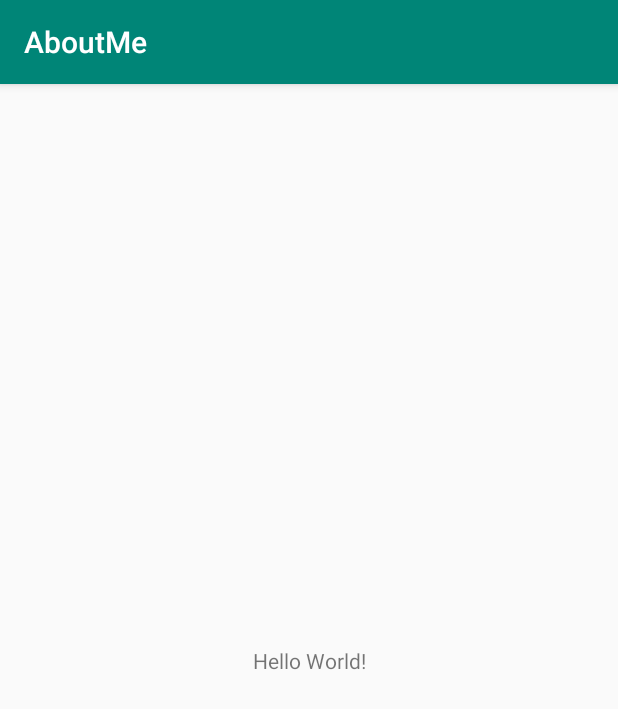
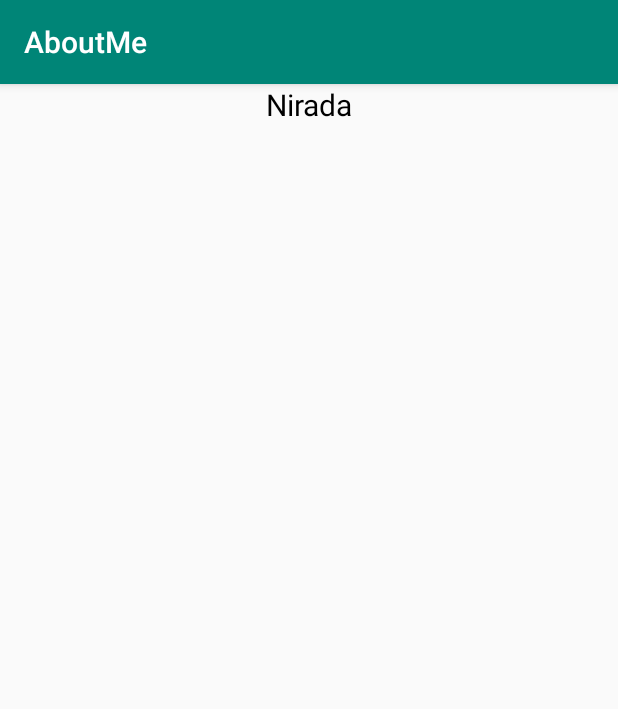
Before and after one commit to NiradaSukchit/AboutMe, an Android app: the screen it shows after launch (MainActivity), on a phone screen of 412 x 824 dp. Shown: the top 709 px of the screen. Run offline under Robolectric (Android 15) with nearby library versions, the phone set to English and light mode, and no system bars.

Commit message:
Add Author

```diff
--- a/app/src/main/res/layout/activity_main.xml
+++ b/app/src/main/res/layout/activity_main.xml
@@ -1,19 +1,16 @@
 <?xml version="1.0" encoding="utf-8"?>
-<androidx.constraintlayout.widget.ConstraintLayout
+<LinearLayout
         xmlns:android="http://schemas.android.com/apk/res/android"
         xmlns:tools="http://schemas.android.com/tools"
         xmlns:app="http://schemas.android.com/apk/res-auto"
         android:layout_width="match_parent"
         android:layout_height="match_parent"
+        android:orientation="vertical"
         tools:context=".MainActivity">
 
     <TextView
-            android:layout_width="wrap_content"
-            android:layout_height="wrap_content"
-            android:text="Hello World!"
-            app:layout_constraintBottom_toBottomOf="parent"
-            app:layout_constraintLeft_toLeftOf="parent"
-            app:layout_constraintRight_toRightOf="parent"
-            app:layout_constraintTop_toTopOf="parent"/>
-
-</androidx.constraintlayout.widget.ConstraintLayout>
+            android:text="@string/name"
+            android:layout_width="match_parent"
+            android:layout_height="wrap_content" android:id="@+id/name_text" android:textSize="@dimen/text_size"
+            android:textColor="@android:color/black" android:textAlignment="center"/>
+</LinearLayout>
--- /dev/null
+++ b/app/src/main/res/values/dimens.xml
@@ -0,0 +1,4 @@
+<?xml version="1.0" encoding="utf-8"?>
+<resources>
+    <dimen name="text_size">20sp</dimen>
+</resources>
--- a/app/src/main/res/values/strings.xml
+++ b/app/src/main/res/values/strings.xml
@@ -1,3 +1,4 @@
 <resources>
     <string name="app_name">AboutMe</string>
+    <string name="name">Nirada</string>
 </resources>
```
